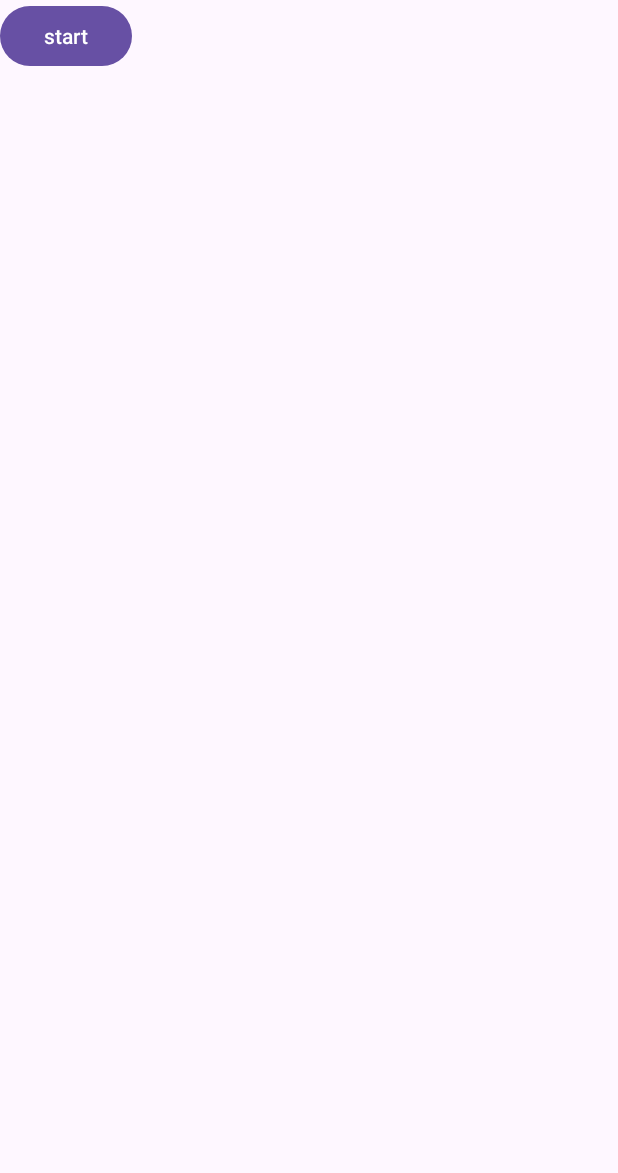
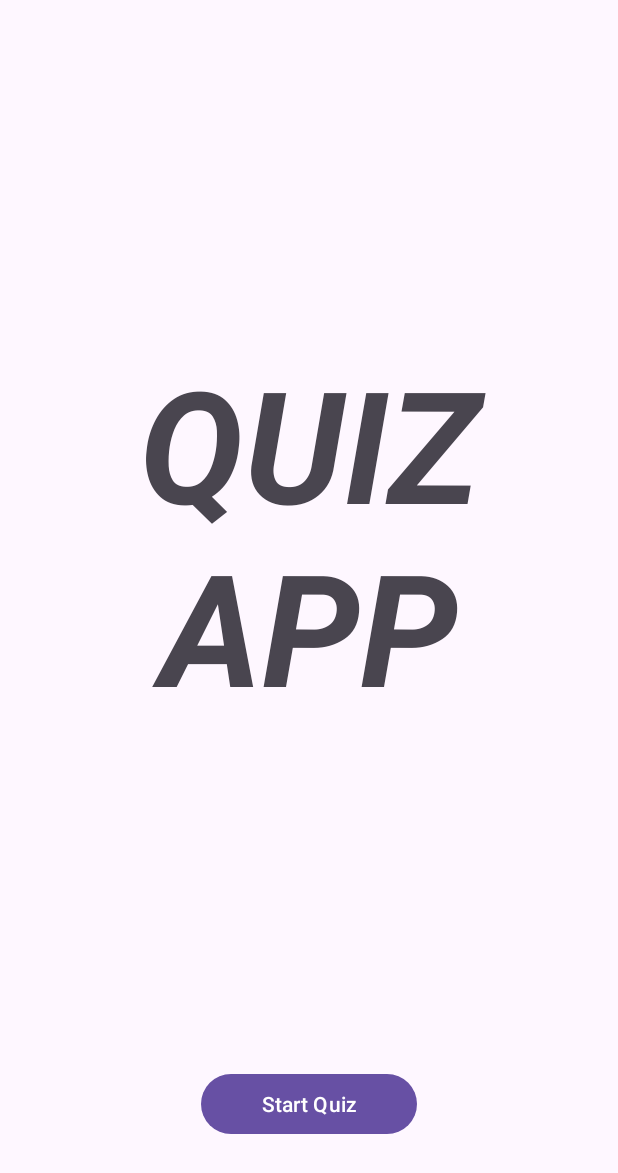
Before and after one commit to MMJimenez/QuizApp, an Android app: the screen it shows after launch (MainActivity), on a phone screen of 412 x 824 dp. Shown: the top 1173 px of the screen. Run offline under Robolectric (Android 15) with nearby library versions, the phone set to English and light mode, and no system bars; our stand-ins replace Dagger/Hilt's generated code, Room's generated code, Timber, data binding.

```diff
--- a/app/src/main/java/com/mmjimenez/quizapp/MainApplication.kt
+++ b/app/src/main/java/com/mmjimenez/quizapp/MainApplication.kt
@@ -4,4 +4,4 @@ import android.app.Application
 import dagger.hilt.android.HiltAndroidApp
 
 @HiltAndroidApp
-class MainApplication: Application() {}
+class MainApplication : Application() {}
--- a/app/src/main/java/com/mmjimenez/quizapp/model/pojo/Quiz.kt
+++ b/app/src/main/java/com/mmjimenez/quizapp/model/pojo/Quiz.kt
@@ -1,6 +1,6 @@
 package com.mmjimenez.quizapp.model.pojo
 
-data class Quiz (
+data class Quiz(
     val id: Int? = null,
     val questions: List<Question> = listOf(),
     var actualIndexQuestion: Int = 0,
--- a/app/src/main/java/com/mmjimenez/quizapp/model/repository/QuizRepositoryImpl.kt
+++ b/app/src/main/java/com/mmjimenez/quizapp/model/repository/QuizRepositoryImpl.kt
@@ -14,7 +14,7 @@ class QuizRepositoryImpl(
 ) : QuizRepository {
     override fun getQuiz(id: Int) = Quiz(id, questionDao.getAllFromQuiz(id).map { it.toQuestion() })
     override suspend fun preloadQuizs() {
-        QuizResIds.entries.forEach{ quizResIds ->
+        QuizResIds.entries.forEach { quizResIds ->
             if (existQuizInDb(quizResIds.dbId)) return
             Timber.i("Loading Quiz: ${quizResIds.dbId} in db")
             jsonFileService.readJson(quizResIds.resId)?.let {
--- a/app/src/main/java/com/mmjimenez/quizapp/ui/quiz/QuizViewModel.kt
+++ b/app/src/main/java/com/mmjimenez/quizapp/ui/quiz/QuizViewModel.kt
@@ -4,6 +4,7 @@ import androidx.lifecycle.ViewModel
 import com.mmjimenez.quizapp.model.repository.QuizRepository
 import dagger.hilt.android.lifecycle.HiltViewModel
 import javax.inject.Inject
+
 @HiltViewModel
 class QuizViewModel @Inject constructor(
     private val quizRepository: QuizRepository
@@ -23,6 +24,7 @@ class QuizViewModel @Inject constructor(
     fun getOptions() = with(actualQuiz) {
         questions[actualIndexQuestion].options
     }
+
     private fun getAnswer() = with(actualQuiz) {
         questions[actualIndexQuestion].answer
     }
--- a/app/src/main/java/com/mmjimenez/quizapp/ui/result/ResultFragment.kt
+++ b/app/src/main/java/com/mmjimenez/quizapp/ui/result/ResultFragment.kt
@@ -1,16 +1,13 @@
 package com.mmjimenez.quizapp.ui.result
 
 import android.os.Bundle
-import androidx.fragment.app.Fragment
 import android.view.LayoutInflater
 import android.view.View
 import android.view.ViewGroup
+import androidx.fragment.app.Fragment
 import androidx.fragment.app.viewModels
 import androidx.navigation.fragment.findNavController
-import com.mmjimenez.quizapp.R
 import com.mmjimenez.quizapp.databinding.FragmentResultBinding
-import com.mmjimenez.quizapp.ui.quiz.QuizFragmentDirections
-import com.mmjimenez.quizapp.ui.quiz.QuizViewModel
 import dagger.hilt.android.AndroidEntryPoint
 
 @AndroidEntryPoint
--- a/app/src/main/java/com/mmjimenez/quizapp/ui/result/ResultViewModel.kt
+++ b/app/src/main/java/com/mmjimenez/quizapp/ui/result/ResultViewModel.kt
@@ -4,7 +4,6 @@ import androidx.lifecycle.ViewModel
 import com.mmjimenez.quizapp.model.repository.QuizRepository
 import dagger.hilt.android.lifecycle.HiltViewModel
 import javax.inject.Inject
-import kotlin.math.round
 
 @HiltViewModel
 class ResultViewModel @Inject constructor(
--- /dev/null
+++ b/app/src/main/res/drawable/baseline_send_24.xml
@@ -0,0 +1,5 @@
+<vector android:autoMirrored="true" android:height="24dp"
+    android:tint="?attr/colorControlNormal" android:viewportHeight="24"
+    android:viewportWidth="24" android:width="24dp" xmlns:android="http://schemas.android.com/apk/res/android">
+    <path android:fillColor="@android:color/white" android:pathData="M2.01,21L23,12 2.01,3 2,10l15,2 -15,2z"/>
+</vector>
--- a/app/src/main/res/layout/fragment_start.xml
+++ b/app/src/main/res/layout/fragment_start.xml
@@ -1,18 +1,49 @@
 <?xml version="1.0" encoding="utf-8"?>
 <layout xmlns:android="http://schemas.android.com/apk/res/android"
-    xmlns:tools="http://schemas.android.com/tools">
+    xmlns:app="http://schemas.android.com/apk/res-auto">
 
-    <LinearLayout
+    <data>
+
+        <variable
+            name="viewModel"
+            type="com.mmjimenez.quizapp.ui.result.ResultViewModel" />
+
+        <variable
+            name="quiz"
+            type="com.mmjimenez.quizapp.model.pojo.Quiz" />
+    </data>
+
+    <androidx.coordinatorlayout.widget.CoordinatorLayout
         android:layout_width="match_parent"
         android:layout_height="match_parent">
 
-        <!-- TODO: Update blank fragment layout -->
-        <Button
-            android:id="@+id/btnQuiz"
-            android:layout_width="wrap_content"
-            android:layout_height="wrap_content"
-            android:text="start" />
+        <androidx.constraintlayout.widget.ConstraintLayout
+            android:layout_width="match_parent"
+            android:layout_height="match_parent">
 
-    </LinearLayout>
+            <TextView
+                android:layout_width="wrap_content"
+                android:layout_height="wrap_content"
+                android:lines="2"
+                android:text="@string/quiz_app"
+                android:textAlignment="center"
+                android:textSize="104sp"
+                android:textStyle="italic|bold"
+                app:layout_constraintBottom_toTopOf="@id/btnQuiz"
+                app:layout_constraintEnd_toEndOf="parent"
+                app:layout_constraintStart_toStartOf="parent"
+                app:layout_constraintTop_toTopOf="parent" />
 
+            <Button
+                android:id="@+id/btnQuiz"
+                android:layout_width="144dp"
+                android:layout_height="wrap_content"
+                android:layout_marginBottom="64dp"
+                android:text="@string/start_quiz"
+                app:layout_constraintBottom_toBottomOf="parent"
+                app:layout_constraintEnd_toEndOf="parent"
+                app:layout_constraintStart_toStartOf="parent" />
+        </androidx.constraintlayout.widget.ConstraintLayout>
+
+    </androidx.coordinatorlayout.widget.CoordinatorLayout>
 </layout>
--- a/app/src/main/res/values/strings.xml
+++ b/app/src/main/res/values/strings.xml
@@ -5,4 +5,7 @@
 
     // Snackbars
     <string name="snackbar_loading_quiz">Loading Quiz…</string>
+    <string name="quiz_app">QUIZ APP</string>
+    <string name="start_quiz">Start Quiz</string>
+    <string name="continue_quiz">Continue Quiz</string>
 </resources>
```
Also changed, not shown: app/src/main/java/com/mmjimenez/quizapp/ui/quiz/QuizFragment.kt (+33 -13 lines), app/src/main/res/layout/fragment_quiz.xml (+32 -23 lines), app/src/main/res/layout/fragment_result.xml (+30 -31 lines).
